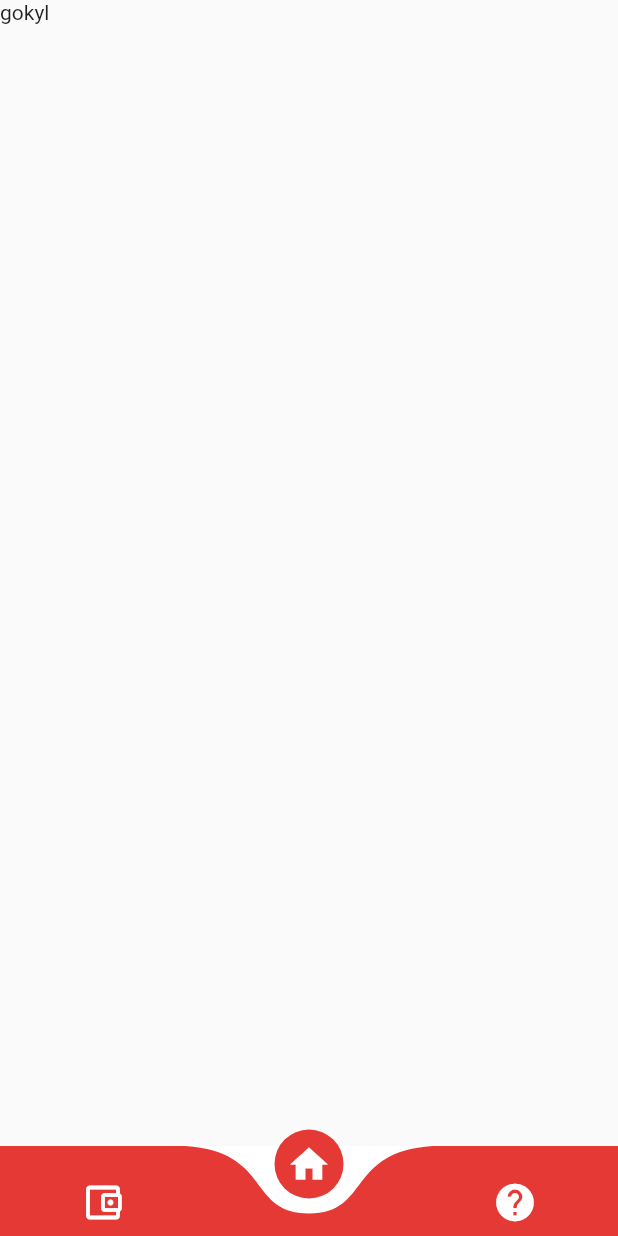
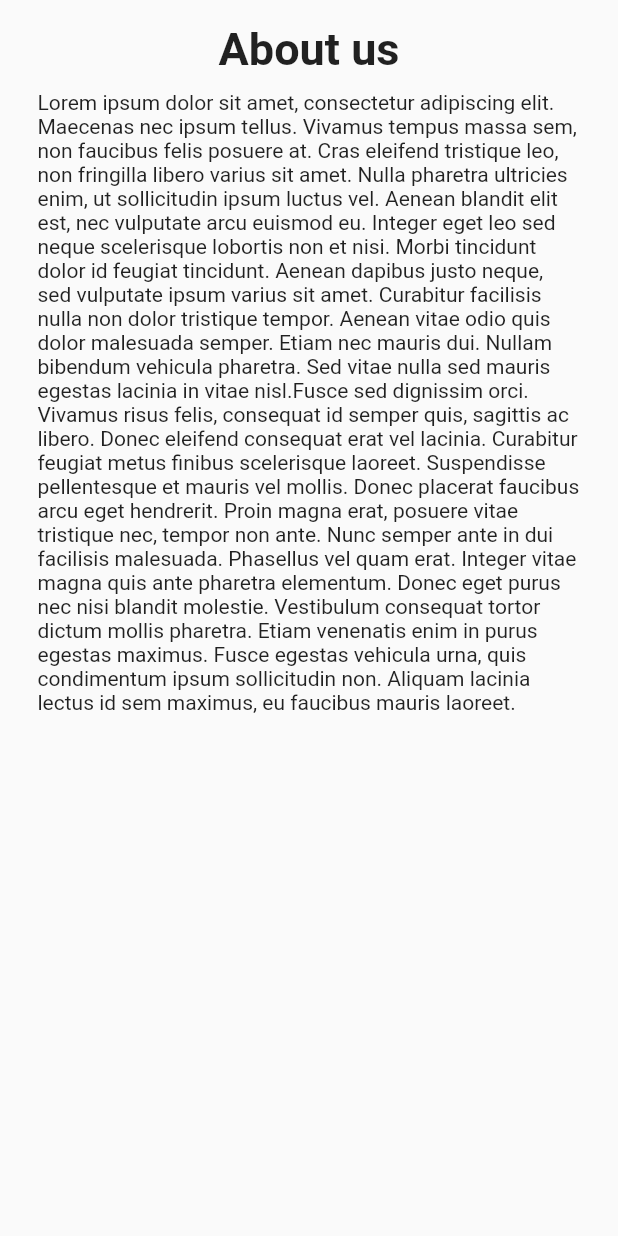
Before and after one commit to xenomech/Place2eat_Intern_task, a Flutter app: the About screen opened directly, on a phone screen of 412 x 824 dp. Run offline on Flutter 3.47's test engine with Material 2 defaults, Android fonts, the light colour scheme and no system bars; drawn by our look-alikes of curved_navigation_bar; network calls fail.

Commit message:
🔥 Finished!

```diff
--- a/lib/pages/about.dart
+++ b/lib/pages/about.dart
@@ -1,35 +1,29 @@
-import 'package:curved_navigation_bar/curved_navigation_bar.dart';
 import 'package:flutter/material.dart';
 
 class About extends StatelessWidget {
   @override
   Widget build(BuildContext context) {
-    var width = MediaQuery.of(context).size.width;
-    var page = 1;
-    GlobalKey _bottomNavigationKey = GlobalKey();
-
     return Scaffold(
-      // backgroundColor: Colors.white,
-      bottomNavigationBar: CurvedNavigationBar(
-        key: _bottomNavigationKey,
-        color: Colors.red[600],
-        height: 60,
-        backgroundColor: Colors.white,
-        animationCurve: Curves.easeInOut,
-        index: page,
-        animationDuration: Duration(milliseconds: 400),
-        items: [
-          Icon(Icons.account_balance_wallet_outlined,
-              color: Colors.white, size: 30),
-          Icon(Icons.home, color: Colors.white, size: 30),
-          Icon(Icons.help, color: Colors.white, size: 30),
-        ],
-        onTap: (index) {
-          page = index;
-        },
-        letIndexChange: (index) => true,
+      body: SafeArea(
+        child: SingleChildScrollView(
+          child: Padding(
+            padding: const EdgeInsets.all(15.0),
+            child: Column(
+              children: [
+                Text(
+                  "About us",
+                  style: TextStyle(fontWeight: FontWeight.bold, fontSize: 30),
+                ),
+                Padding(
+                  padding: const EdgeInsets.all(10.0),
+                  child: Text(
+                      "Lorem ipsum dolor sit amet, consectetur adipiscing elit. Maecenas nec ipsum tellus. Vivamus tempus massa sem, non faucibus felis posuere at. Cras eleifend tristique leo, non fringilla libero varius sit amet. Nulla pharetra ultricies enim, ut sollicitudin ipsum luctus vel. Aenean blandit elit est, nec vulputate arcu euismod eu. Integer eget leo sed neque scelerisque lobortis non et nisi. Morbi tincidunt dolor id feugiat tincidunt. Aenean dapibus justo neque, sed vulputate ipsum varius sit amet. Curabitur facilisis nulla non dolor tristique tempor. Aenean vitae odio quis dolor malesuada semper. Etiam nec mauris dui. Nullam bibendum vehicula pharetra. Sed vitae nulla sed mauris egestas lacinia in vitae nisl.Fusce sed dignissim orci. Vivamus risus felis, consequat id semper quis, sagittis ac libero. Donec eleifend consequat erat vel lacinia. Curabitur feugiat metus finibus scelerisque laoreet. Suspendisse pellentesque et mauris vel mollis. Donec placerat faucibus arcu eget hendrerit. Proin magna erat, posuere vitae tristique nec, tempor non ante. Nunc semper ante in dui facilisis malesuada. Phasellus vel quam erat. Integer vitae magna quis ante pharetra elementum. Donec eget purus nec nisi blandit molestie. Vestibulum consequat tortor dictum mollis pharetra. Etiam venenatis enim in purus egestas maximus. Fusce egestas vehicula urna, quis condimentum ipsum sollicitudin non. Aliquam lacinia lectus id sem maximus, eu faucibus mauris laoreet."),
+                )
+              ],
+            ),
+          ),
+        ),
       ),
-      body: Text("gokyl"),
     );
   }
 }
--- a/lib/pages/detailspage.dart
+++ b/lib/pages/detailspage.dart
@@ -1,6 +1,3 @@
-import 'dart:ui';
-
-import 'package:curved_navigation_bar/curved_navigation_bar.dart';
 import 'package:flutter/material.dart';
 
 class DetailsPage extends StatelessWidget {
```
Also changed, not shown: lib/pages/home.dart (+19 -18 lines), 2 other files.
